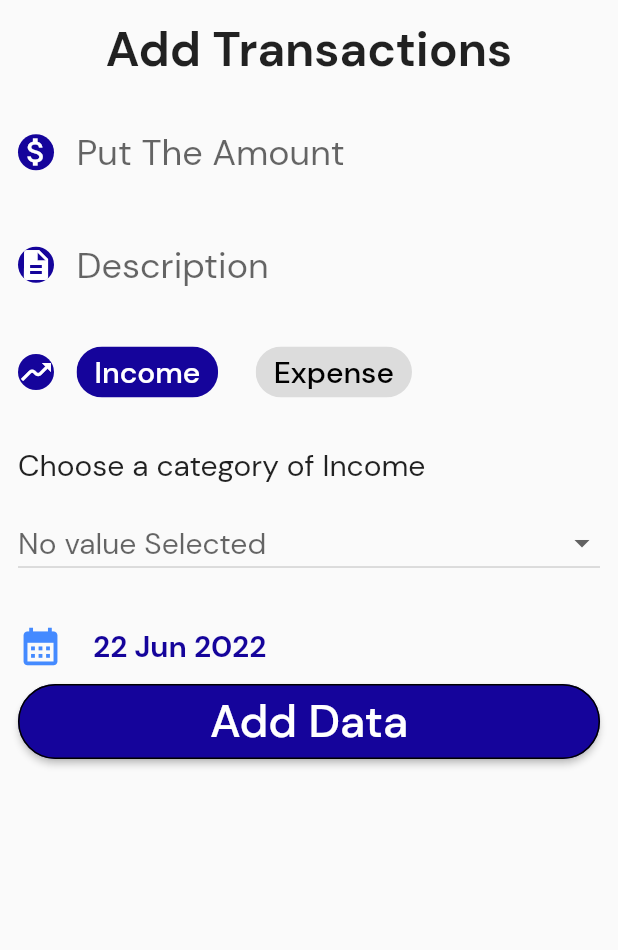
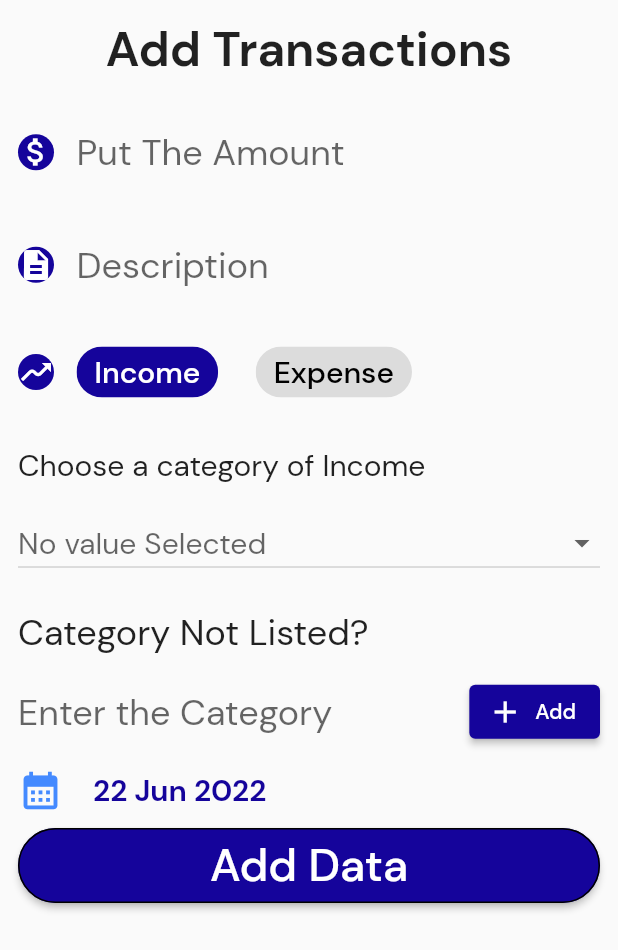
Before and after one commit to ishaquekannoth/moneyManagement, a Flutter app: the AddTransactions screen opened directly, on a phone screen of 412 x 824 dp. Shown: the top 950 px of the screen. Run offline on Flutter 3.47's test engine with Material 2 defaults, Android fonts, the phone set to English and light mode, and no system bars; our stand-ins replace hive, hive_flutter; accounts and stored records are empty.

```diff
--- a/lib/addTransactions.dart
+++ b/lib/addTransactions.dart
@@ -1,6 +1,9 @@
+// ignore_for_file: unnecessary_brace_in_string_interps
+
 import 'package:flutter/foundation.dart';
 import 'package:flutter/material.dart';
 import 'package:flutter/services.dart';
+import 'package:moneymanager/controllers/category.dart';
 import 'package:moneymanager/controllers/db_helper.dart';
 import 'static.dart' as customcolor;
 
@@ -17,6 +20,8 @@ class _AddTransactionsState extends State<AddTransactions> {
   String type = "Income";
   DateTime selectedDate = DateTime.now();
   String? temp;
+  CategoryBox categoryBox = CategoryBox();
+  String? category;
   String selectedCategory = 'Unspecified';
   List<String> months = [
     "Jan",
@@ -36,39 +41,40 @@ class _AddTransactionsState extends State<AddTransactions> {
   List<DropdownMenuItem<String>> incomeCategory = [
     DropdownMenuItem(
       value: 'BlackMoney',
-        child: Text('BlackMoney',
-        style: TextStyle(fontWeight: FontWeight.bold,fontSize: 20),
+      child: Text(
+        'BlackMoney',
+        style: TextStyle(fontWeight: FontWeight.bold, fontSize: 20),
       ),
     ),
     DropdownMenuItem(
       value: "Business Income",
       child: Text('Business Income',
-        style: TextStyle(fontWeight: FontWeight.bold,fontSize: 20)),
+          style: TextStyle(fontWeight: FontWeight.bold, fontSize: 20)),
     ),
     DropdownMenuItem(
       value: "Capital Gains",
       child: Text('Capital Gains',
-        style: TextStyle(fontWeight: FontWeight.bold,fontSize: 20)),
+          style: TextStyle(fontWeight: FontWeight.bold, fontSize: 20)),
     ),
     DropdownMenuItem(
       value: "Donations/Gifts Recieved",
       child: Text('Donations/Gifts',
-        style: TextStyle(fontWeight: FontWeight.bold,fontSize: 20)),
+          style: TextStyle(fontWeight: FontWeight.bold, fontSize: 20)),
     ),
-       DropdownMenuItem(
+    DropdownMenuItem(
       value: "Salary",
       child: Text('Salary Income',
-        style: TextStyle(fontWeight: FontWeight.bold,fontSize: 20)),
+          style: TextStyle(fontWeight: FontWeight.bold, fontSize: 20)),
     ),
     DropdownMenuItem(
       value: "Winning Lotteries",
       child: Text('Winning Lotteries',
-        style: TextStyle(fontWeight: FontWeight.bold,fontSize: 20)),
+          style: TextStyle(fontWeight: FontWeight.bold, fontSize: 20)),
     ),
     DropdownMenuItem(
       value: "Miscallaneous Income",
       child: Text('Miscallaneous Income',
-        style: TextStyle(fontWeight: FontWeight.bold,fontSize: 20)),
+          style: TextStyle(fontWeight: FontWeight.bold, fontSize: 20)),
     ),
   ];
   List<DropdownMenuItem<String>> expenseCategory = [
@@ -76,33 +82,33 @@ class _AddTransactionsState extends State<AddTransactions> {
       value: 'Business Expense',
       child: Text(
         'Business Expense',
-        style: TextStyle(fontWeight: FontWeight.bold,fontSize: 20),
+        style: TextStyle(fontWeight: FontWeight.bold, fontSize: 20),
       ),
     ),
     DropdownMenuItem(
       value: "Capital Losses Paid",
       child: Text('Capital Losses Paid',
-        style: TextStyle(fontWeight: FontWeight.bold,fontSize: 20)),
+          style: TextStyle(fontWeight: FontWeight.bold, fontSize: 20)),
     ),
     DropdownMenuItem(
       value: "Donations/Gifts paid",
       child: Text('Donations/Gifts',
-        style: TextStyle(fontWeight: FontWeight.bold,fontSize: 20)),
+          style: TextStyle(fontWeight: FontWeight.bold, fontSize: 20)),
     ),
     DropdownMenuItem(
       value: "Lost bets",
       child: Text('Losing Lotteries',
-        style: TextStyle(fontWeight: FontWeight.bold,fontSize: 20)),
+          style: TextStyle(fontWeight: FontWeight.bold, fontSize: 20)),
     ),
-      DropdownMenuItem(
+    DropdownMenuItem(
       value: "Life Expenses",
       child: Text('Normal Life Exp',
-        style: TextStyle(fontWeight: FontWeight.bold,fontSize: 20)),
+          style: TextStyle(fontWeight: FontWeight.bold, fontSize: 20)),
     ),
     DropdownMenuItem(
       value: "Miscallaneous Expense",
       child: Text('Miscallaneous Expense',
-        style: TextStyle(fontWeight: FontWeight.bold,fontSize: 20)),
+          style: TextStyle(fontWeight: FontWeight.bold, fontSize: 20)),
     ),
   ];
 
@@ -257,14 +263,18 @@ class _AddTransactionsState extends State<AddTransactions> {
         SizedBox(
           height: 25,
         ),
-
-       Text('Choose a category of $type',style: TextStyle(fontSize: 20),),
-
+        Text(
+          'Choose a category of $type',
+          style: TextStyle(fontSize: 20),
+        ),
         Container(
           padding: EdgeInsets.only(top: 15),
           child: DropdownButton(
             items: type == 'Income' ? incomeCategory : expenseCategory,
-            hint: (Text(temp == null ? 'No value Selected' : selectedCategory,style: TextStyle(fontSize: 20),)),
+            hint: (Text(
+              temp == null ? 'No value Selected' : selectedCategory,
+              style: TextStyle(fontSize: 20),
+            )),
             onChanged: (String? value) {
               print(value);
               setState(() {
@@ -278,6 +288,36 @@ class _AddTransactionsState extends State<AddTransactions> {
         SizedBox(
           height: 20,
         ),
+        Text('Category Not Listed?', style: TextStyle(fontSize: 24.0)),
+        SizedBox(
+          height: 10,
+        ),
+        Row(mainAxisAlignment: MainAxisAlignment.end, children: [
+          Expanded(
+            child: TextField(
+                decoration: InputDecoration(
+                    hintText: 'Enter the Category', border: InputBorder.none),
+                style: TextStyle(fontSize: 24.0),
+                onChanged: (cat) {
+                  if (cat != '') {
+                    category = cat.toString();
+                    setState(() {});
+                  }
+                },
+                inputFormatters: [
+                  FilteringTextInputFormatter.allow(RegExp("[a-zA-Z]"))
+                ],
+                keyboardType: TextInputType.text,
+                textCapitalization: TextCapitalization.sentences),
+          ),
+          ElevatedButton.icon(
+              onPressed: () {
+                addCategory(category!, type);
+                print('${category},${type}');
+              },
+              icon: (Icon(Icons.add)),
+              label: Text("Add"))
+        ]),
         SizedBox(
             height: 50,
             child: TextButton(
@@ -307,7 +347,9 @@ class _AddTransactionsState extends State<AddTransactions> {
             height: 50,
             child: ElevatedButton(
                 onPressed: () {
-                  if (amount != null && note.isNotEmpty&&selectedCategory!='Unspecified') {
+                  if (amount != null &&
+                      note.isNotEmpty &&
+                      selectedCategory != 'Unspecified') {
                     Dbhelper dbhelper = Dbhelper();
                     dbhelper.addData(
                         amount: amount!,
@@ -339,4 +381,8 @@ class _AddTransactionsState extends State<AddTransactions> {
       ]),
     ));
   }
+
+  addCategory(String newCategory, String type) {
+    categoryBox.addCategory(category: newCategory, type: type);
+  }
 }
--- a/lib/viewAllTransactions.dart
+++ b/lib/viewAllTransactions.dart
@@ -25,12 +25,14 @@ class _ViewAllTransactionsState extends State<ViewAllTransactions> {
         floatingActionButton: FloatingActionButton(
           onPressed: () {
             //helper.printKeys();
-            category.addCategory(category: "its a String");
+            //category.addCategory(category: "its a String",type: "income");
             // category.addCategory(category: 'House');
             // category.printCategoryValues();
             //  category.deleteCategoryItem(0);
-            // category.clearCategoryBox();
+            //  category.clearCategoryBox();
             category.printCategoryValues();
+            print('Ready');
+            print(category.fetchIncomeCategory());
           },
         ),
         body: ListView.builder(
```
Also changed, not shown: lib/controllers/category.dart (+25 -2 lines).
